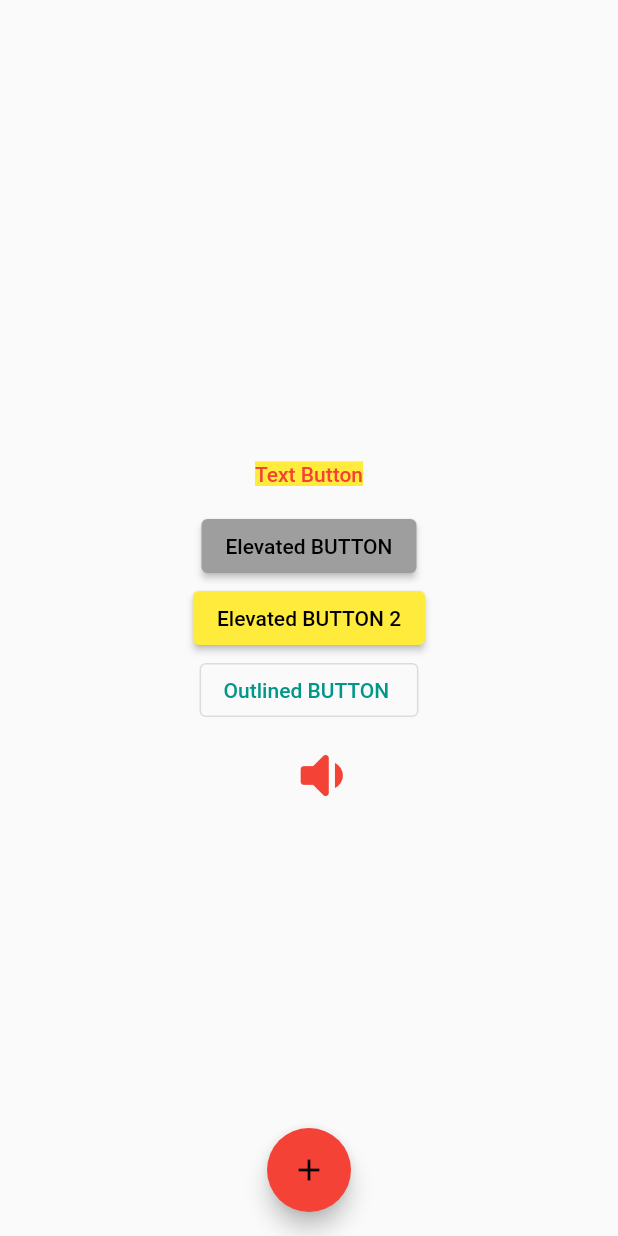
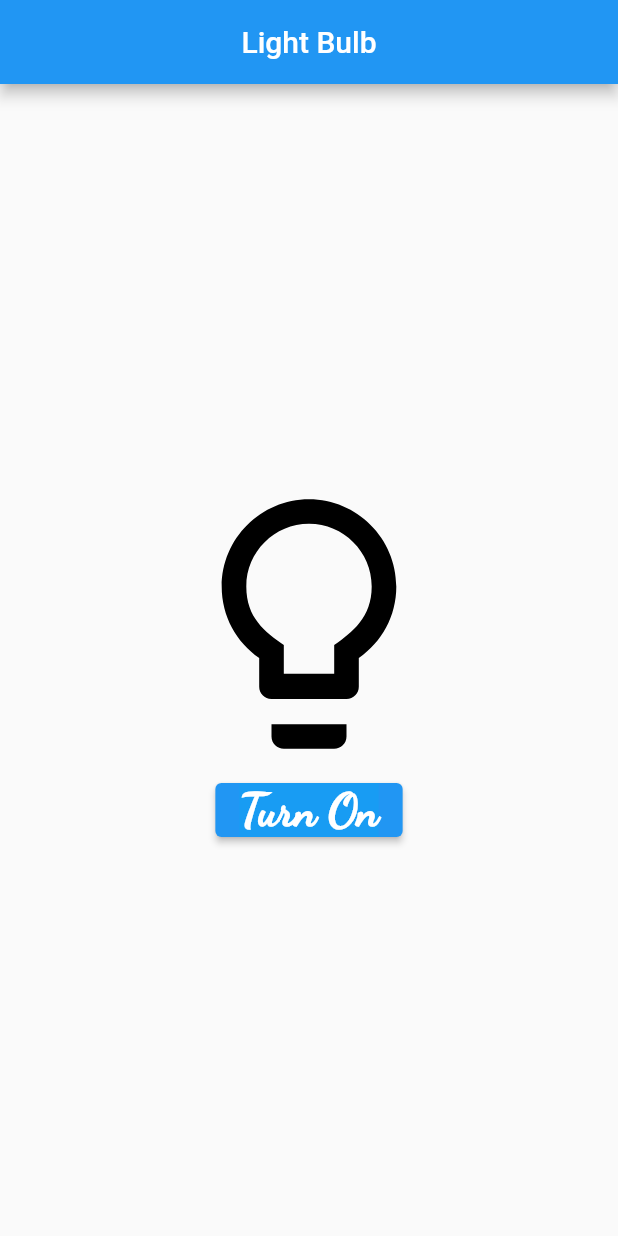
Before and after one commit to pokhrel-amit/flutter-basics-and-practise, a Flutter app: the screen it shows after launch, on a phone screen of 412 x 824 dp. Run offline on Flutter 3.47's test engine with Material 2 defaults, Android fonts, the phone set to English and light mode, and no system bars; our stand-ins replace font_awesome_flutter.

Commit message:
feat:bulb app using stateful widget

```diff
--- a/lib/main.dart
+++ b/lib/main.dart
@@ -1,109 +1,68 @@
 import 'package:flutter/material.dart';
 import 'package:font_awesome_flutter/font_awesome_flutter.dart';
 
+// Light Bulb App
 void main(List<String> args) {
   runApp(MyApp());
 }
 
 class MyApp extends StatelessWidget {
+  const MyApp({Key? key}) : super(key: key);
+
+  @override
+  Widget build(BuildContext context) {
+    return MyBulbApp();
+  }
+}
+
+class MyBulbApp extends StatefulWidget {
+  const MyBulbApp({Key? key}) : super(key: key);
+
+  @override
+  State<MyBulbApp> createState() => _MyBulbAppState();
+}
+
+class _MyBulbAppState extends State<MyBulbApp> {
+  bool isTurnedOn = false;
   @override
   Widget build(BuildContext context) {
     return MaterialApp(
       home: Scaffold(
-        body: SafeArea(
-          child: Center(
+        appBar: AppBar(
+          title: const Text(
+            'Light Bulb',
+          ),
+          centerTitle: true,
+        ),
+        body: Center(
           child: Column(
             mainAxisAlignment: MainAxisAlignment.center,
             children: [
-                TextButton(
-                  onPressed: () {
-                    print('text button presses!');
-                  },
-                  onLongPress: () {
-                    print('long press button!');
-                  },
-                  child: const Text(
-                    'Text Button',
-                    style: TextStyle(
-                      color: Colors.red,
-                      backgroundColor: Colors.yellow,
-                    ),
-                  ),
+              Icon(
+               isTurnedOn? Icons.lightbulb: Icons.lightbulb_outline,
+                size: 200,
+                color: isTurnedOn ? Colors.yellow : Colors.black,
+
               ),
               ElevatedButton(
                   onPressed: (() {
-                    print('Elevated button');
+                    setState(() {
+                      isTurnedOn = !isTurnedOn;
+                    });
                   }),
-                  child: const Text(
-                    'Elevated BUTTON',
+                  child: Text(
+                    isTurnedOn ? 'Turn Off' : 'Turn On',
                     style: TextStyle(
-                      color: Colors.black,
+                      backgroundColor: Colors.lightBlue.withOpacity(0.3),
+                      fontSize: 30,
+                      fontFamily: 'DancingScript',
+                      fontWeight: FontWeight.w900,
                     ),
-                  ),
-                  style: ButtonStyle(
-                      backgroundColor: MaterialStateProperty.all(
-                    Colors.grey,
-                  )),
-                ),
-                ElevatedButton(
-                  onPressed: (() {
-                    print('Elevated button 2');
-                  }),
-                  child: const Text(
-                    'Elevated BUTTON 2',
-                    style: TextStyle(
-                      color: Colors.black,
-                    ),
-                  ),
-                  style: ButtonStyle(
-                    backgroundColor: MaterialStateProperty.resolveWith(
-                      (states) => states.contains(MaterialState.pressed)
-                          ? Colors.brown
-                          : Colors.yellow,
-                    ),
-                  ),
-                ),
-                OutlinedButton(
-                  onPressed: (() {
-                    print('outlined button ');
-                  }),
-                  child: const Text(
-                    'Outlined BUTTON ',
-                  ),
-                  style: ButtonStyle(
-                      foregroundColor: MaterialStateProperty.all(
-                    Colors.teal,
-                  )),
-                ),
-                IconButton(
-                  onPressed: () {
-                    print('Icon Button');
-                  },
-                  icon: const Icon(
-                    Icons.volume_down_rounded,
-                    color: Colors.red,
-                    size: 50,
-                  ),
-                )
+                  ))
             ],
           ),
         ),
       ),
-        floatingActionButton: FloatingActionButton(
-          backgroundColor: Colors.red,
-          foregroundColor: Colors.black,
-          splashColor: Colors.indigoAccent,
-          onPressed: (() {
-            print('Floating button pressed!');
-          }),
-          child: const Icon(
-            Icons.add,
-            // color: Colors.yellow
-          ),
-        ),
-      floatingActionButtonLocation: FloatingActionButtonLocation.centerFloat,
-      ),
-
     );
   }
 }
```
Lines whose indentation alone changed are shown as unchanged.
